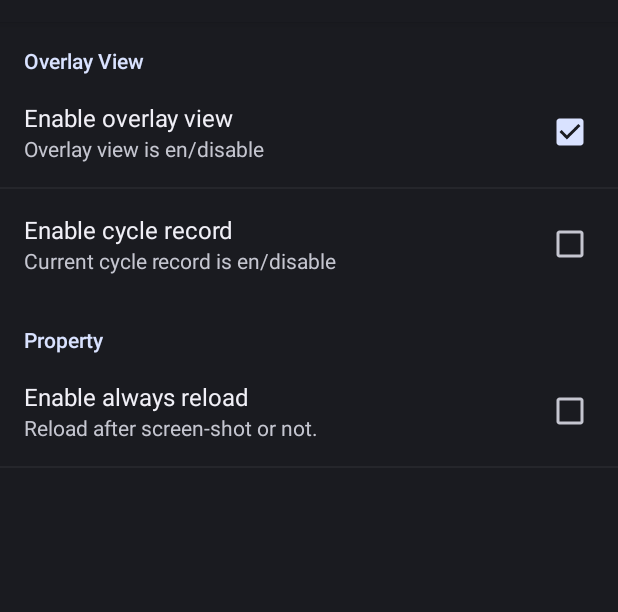
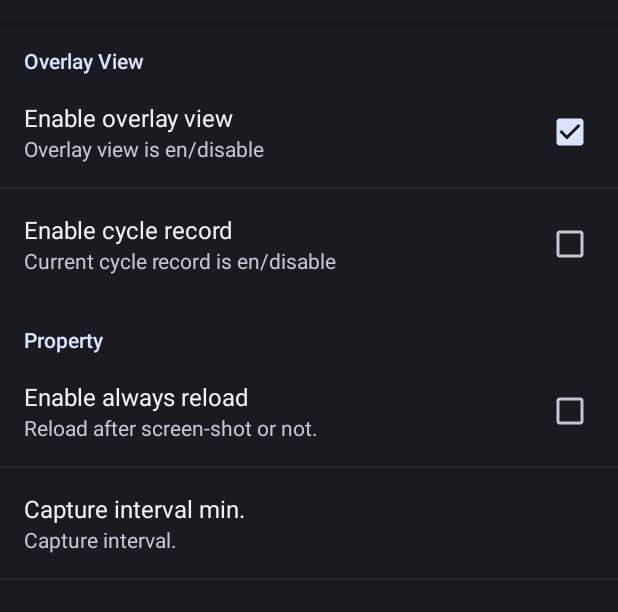
Before and after one commit to fezrestia/pokego-map-overlay, an Android app: the screen it shows after launch (UserPreferenceActivity), after a tap on "Enable overlay view", on a phone screen of 412 x 824 dp, the part 62-674 px from its top. Run offline under Robolectric (Android 15) with nearby library versions, the light colour scheme and no system bars.

Commit message:
ADD:Reload/capture interval setting
[DEVELOPMENT]
Add reload/capture interval setting.

FIX=ISSUE#17

```diff
--- a/LocalCheckpointScheduler/build.gradle
+++ b/LocalCheckpointScheduler/build.gradle
@@ -8,8 +8,8 @@ android {
         applicationId "com.fezrestia.android.localcheckpointscheduler"
         minSdkVersion 19
         targetSdkVersion 21
-        versionCode 7
-        versionName "0.07"
+        versionCode 8
+        versionName "0.08"
     }
     buildTypes {
         release {
@@ -18,7 +18,7 @@ android {
         }
     }
 
-    // Define APK name and replace.
+    // Defin1e APK name and replace.
     applicationVariants.all { variant ->
         variant.outputs.each { output ->
             if (output.outputFile != null && output.outputFile.name.endsWith('.apk')) {
--- a/LocalCheckpointScheduler/src/main/java/com/fezrestia/android/localcheckpointscheduler/Constants.java
+++ b/LocalCheckpointScheduler/src/main/java/com/fezrestia/android/localcheckpointscheduler/Constants.java
@@ -13,11 +13,14 @@ public class Constants {
     public static final String SP_KEY_CYCLE_RECORD_ENABLED = "is_cycle_record_enabled";
     /** SP Key, loading state detection en/disable. */
     public static final String SP_KEY_ALWAYS_RELOAD_ENABLED = "is_always_reload_enabled";
+    /** SP Key, reload interval min. */
+    public static final String SP_KEY_CAPTURE_INTERVAL_MIN = "capture_interval_min";
 
     /** Font file name. */
     public static final String FONT_FILENAME_CODA = "Coda/Coda-Regular.ttf";
 
-
+    /** Capture interval default. */
+    public static final int DEFAULT_CAPTURE_INTERVAL_MIN = 1;
 
 
 
--- a/LocalCheckpointScheduler/src/main/java/com/fezrestia/android/localcheckpointscheduler/activity/UserPreferenceActivity.java
+++ b/LocalCheckpointScheduler/src/main/java/com/fezrestia/android/localcheckpointscheduler/activity/UserPreferenceActivity.java
@@ -21,6 +21,11 @@ public class UserPreferenceActivity extends PreferenceActivity {
     private Preference mOverlayEnDis = null;
     private Preference mCycleRecordEnDis = null;
     private Preference mAlwaysReloadEnDis = null;
+    private Preference mReloadIntervalSetting = null;
+
+    // Setting value.
+    private boolean mIsAlwaysReload = false;
+    private int mScreenShotIntervalMin = Constants.DEFAULT_CAPTURE_INTERVAL_MIN;
 
     @Override
     public void onCreate(Bundle bundle) {
@@ -52,6 +57,10 @@ public class UserPreferenceActivity extends PreferenceActivity {
         mAlwaysReloadEnDis = findPreference(Constants.SP_KEY_ALWAYS_RELOAD_ENABLED);
         mAlwaysReloadEnDis.setOnPreferenceChangeListener(mOnPreferenceChangeListener);
         bindPreference(mAlwaysReloadEnDis);
+        // Reload interval setting.
+        mReloadIntervalSetting = findPreference(Constants.SP_KEY_CAPTURE_INTERVAL_MIN);
+        mReloadIntervalSetting.setOnPreferenceChangeListener(mOnPreferenceChangeListener);
+        bindPreference(mReloadIntervalSetting);
     }
 
     @Override
@@ -99,9 +108,7 @@ public class UserPreferenceActivity extends PreferenceActivity {
 
                             // Start overlay.
                             OverlayViewController.LifeCycleTrigger.getInstance()
-                                    .requestStart(
-                                            getApplicationContext(),
-                                            ((CheckBoxPreference) mAlwaysReloadEnDis).isChecked());
+                                    .requestStart(getApplicationContext(), mIsAlwaysReload);
                         } else {
                             // Update UI.
                             mCycleRecordEnDis.setEnabled(false);
@@ -125,8 +132,8 @@ public class UserPreferenceActivity extends PreferenceActivity {
                             OverlayViewController.getInstance().resume();
 
                             // Start recording.
-                            OverlayViewController.getInstance().startCyclicScreenShotTask();
-
+                            OverlayViewController.getInstance().startCyclicScreenShotTask(
+                                    mScreenShotIntervalMin);
                             // Finish own self.
                             UserPreferenceActivity.this.finish();
                         } else {
@@ -145,6 +152,12 @@ public class UserPreferenceActivity extends PreferenceActivity {
                 case Constants.SP_KEY_ALWAYS_RELOAD_ENABLED:
                     {
                         // NOP.
+                    }
+                    break;
+
+                case Constants.SP_KEY_CAPTURE_INTERVAL_MIN:
+                    {
+                        mScreenShotIntervalMin = Integer.parseInt(stringValue);
                     }
                     break;
 
@@ -181,22 +194,18 @@ public class UserPreferenceActivity extends PreferenceActivity {
                 boolean isAlwaysReloadEnabled = UserApplication.getGlobalSharedPreferences()
                         .getBoolean(Constants.SP_KEY_ALWAYS_RELOAD_ENABLED, false);
                 ((CheckBoxPreference) preference).setChecked(isAlwaysReloadEnabled);
+                mIsAlwaysReload = isAlwaysReloadEnabled;
                 break;
+
+            case Constants.SP_KEY_CAPTURE_INTERVAL_MIN:
+                String captureIntervalString = UserApplication.getGlobalSharedPreferences()
+                        .getString(Constants.SP_KEY_CAPTURE_INTERVAL_MIN, String.valueOf(Constants.DEFAULT_CAPTURE_INTERVAL_MIN));
+                mScreenShotIntervalMin = Integer.parseInt(captureIntervalString);
+                break;
+
 
             default:
                 throw new IllegalArgumentException();
-
-
-            // List
-        // Set the listener to watch for value changes.
-//        preference.setOnPreferenceChangeListener(mOnPreferenceChangeListener);
-//
-//        mOnPreferenceChangeListener.onPreferenceChange(
-//                preference,
-//                PreferenceManager
-//                        .getDefaultSharedPreferences(preference.getContext())
-//                        .getString(preference.getKey(), ""));
-
         }
     }
 }
--- /dev/null
+++ b/LocalCheckpointScheduler/src/main/res/values/arrays.xml
@@ -0,0 +1,21 @@
+<resources>
+
+    <string-array
+            name="capture_interval_min_list_entries"
+    >
+        <item>1 min.</item>
+        <item>3 min.</item>
+        <item>5 min.</item>
+        <item>10 min.</item>
+    </string-array>
+
+    <string-array
+            name="capture_interval_min_list_values"
+    >
+        <item>1</item>
+        <item>3</item>
+        <item>5</item>
+        <item>10</item>
+    </string-array>
+
+</resources>
--- a/LocalCheckpointScheduler/src/main/res/xml/preferences.xml
+++ b/LocalCheckpointScheduler/src/main/res/xml/preferences.xml
@@ -28,6 +28,15 @@
                 android:title="Enable always reload"
                 android:summary="Reload after screen-shot or not."
         />
+
+        <ListPreference
+                android:key="capture_interval_min"
+                android:title="Capture interval min."
+                android:summary="Capture interval."
+                android:entries="@array/capture_interval_min_list_entries"
+                android:entryValues="@array/capture_interval_min_list_values"
+        />
+
     </PreferenceCategory>
 
 </PreferenceScreen>
```
Also changed, not shown: LocalCheckpointScheduler/src/main/java/com/fezrestia/android/localcheckpointscheduler/control/OverlayViewController.java (+13 -5 lines). Lines whose indentation alone changed are shown as unchanged.
